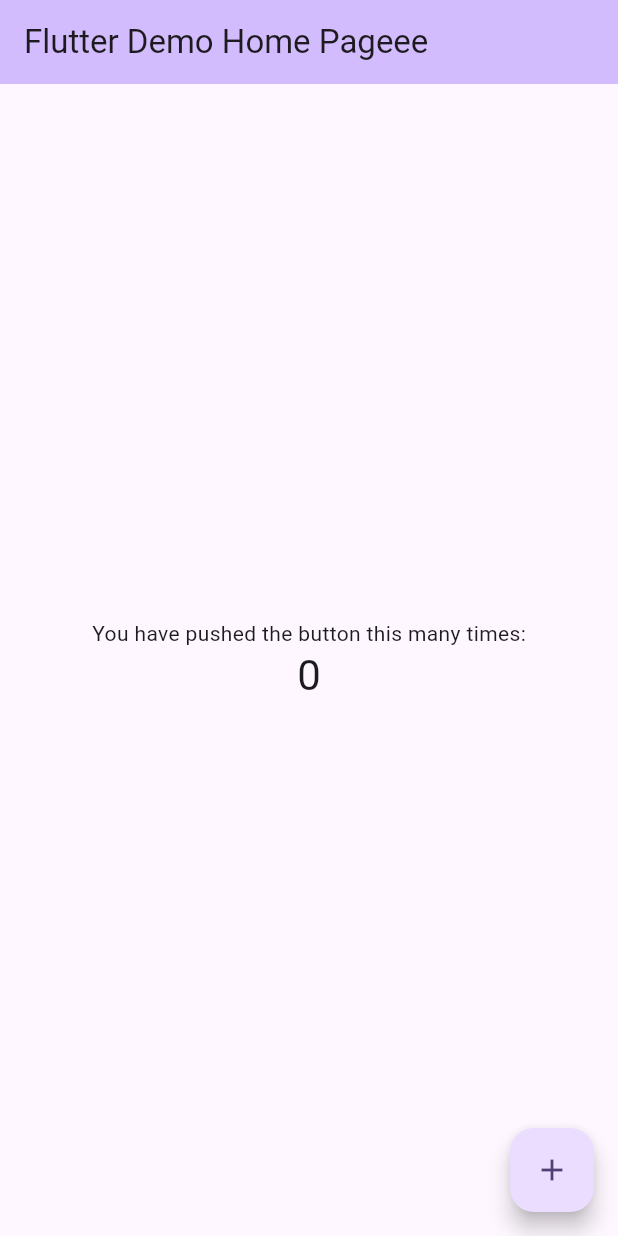
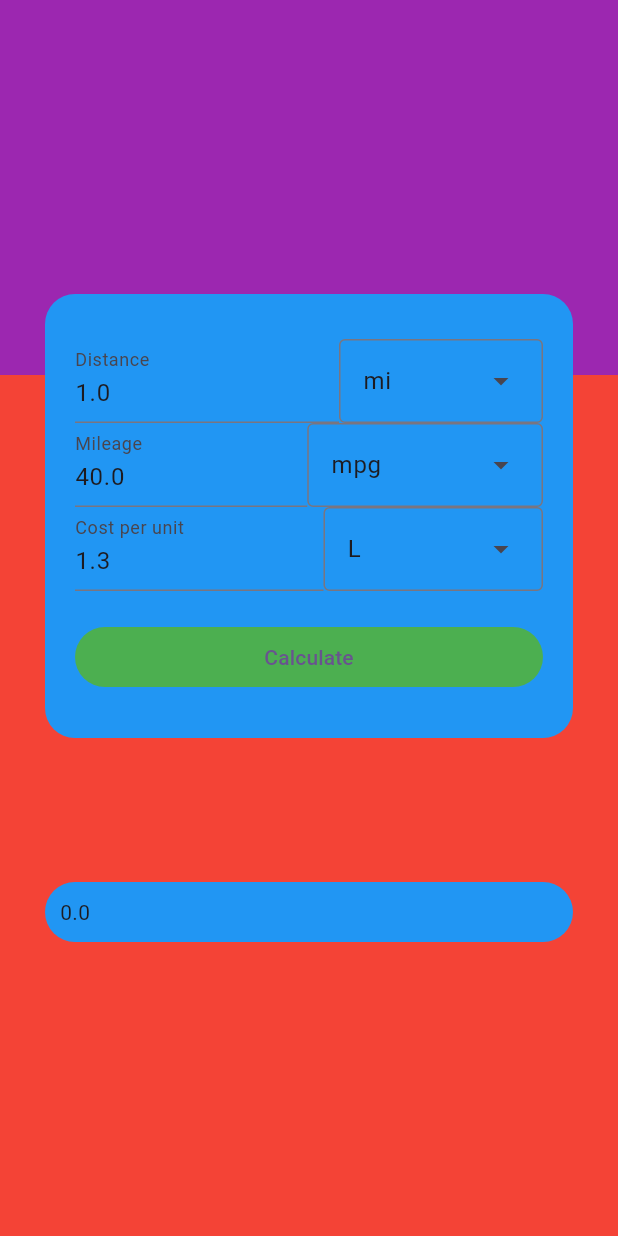
Before and after one commit to jacob-horton/fuel-cost-calculator, a Flutter app: the screen it shows after launch, on a phone screen of 412 x 824 dp. Run offline on Flutter 3.47's test engine with Material 3 defaults, Android fonts, the phone set to English and light mode, and no system bars.

Commit message:
feat: working fuel cost calculator, but ugly

```diff
--- /dev/null
+++ b/lib/components/input_dialog.dart
@@ -0,0 +1,141 @@
+import 'package:flutter/material.dart';
+import 'package:mileage/components/unit_input.dart';
+
+enum DistanceUnit { kilometre, mile }
+
+enum VolumeUnit { litre, gallon }
+
+enum MileageUnit { mpg, lp100km }
+
+class TripData {
+  double distance;
+  DistanceUnit distanceUnit;
+
+  double mileage;
+  MileageUnit mileageUnit;
+
+  double costPerUnitVolume;
+  VolumeUnit costVolumeUnit;
+
+  TripData({
+    required this.distance,
+    required this.distanceUnit,
+    required this.mileage,
+    required this.mileageUnit,
+    required this.costPerUnitVolume,
+    required this.costVolumeUnit,
+  });
+}
+
+class InputDialog extends StatefulWidget {
+  final Function(TripData)? onCalculate;
+
+  const InputDialog({super.key, this.onCalculate});
+
+  @override
+  State<InputDialog> createState() => _InputDialogState();
+}
+
+class _InputDialogState extends State<InputDialog> {
+  final TripData _trip = TripData(
+    distance: 1.0,
+    distanceUnit: DistanceUnit.mile,
+    mileage: 40,
+    mileageUnit: MileageUnit.mpg,
+    costPerUnitVolume: 1.30,
+    costVolumeUnit: VolumeUnit.litre,
+  );
+
+  @override
+  Widget build(BuildContext context) {
+    return Container(
+      decoration: const BoxDecoration(
+        borderRadius: BorderRadius.all(Radius.circular(20.0)),
+        color: Colors.blue,
+      ),
+      padding: const EdgeInsets.symmetric(
+        horizontal: 20.0,
+        vertical: 30.0,
+      ),
+      child: Column(
+        crossAxisAlignment: CrossAxisAlignment.stretch,
+        mainAxisSize: MainAxisSize.min,
+        mainAxisAlignment: MainAxisAlignment.center,
+        children: [
+          UnitInput(
+            label: 'Distance',
+            initialUnit: _trip.distanceUnit,
+            initialValue: _trip.distance.toString(),
+            onUnitChanged: (unit) {
+              if (unit == null) {
+                print('No unit selected');
+                return;
+              }
+
+              setState(() => _trip.distanceUnit = unit);
+            },
+            onValueChanged: (value) =>
+                setState(() => _trip.distance = double.parse(value)),
+            units: const [
+              DropdownMenuEntry(value: DistanceUnit.mile, label: 'mi'),
+              DropdownMenuEntry(value: DistanceUnit.kilometre, label: 'km'),
+            ],
+          ),
+          UnitInput(
+            label: 'Mileage',
+            initialUnit: _trip.mileageUnit,
+            initialValue: _trip.mileage.toString(),
+            onUnitChanged: (unit) {
+              if (unit == null) {
+                print('No unit selected');
+                return;
+              }
+
+              setState(() => _trip.mileageUnit = unit);
+            },
+            onValueChanged: (value) =>
+                setState(() => _trip.mileage = double.parse(value)),
+            units: const [
+              DropdownMenuEntry(value: MileageUnit.mpg, label: 'mpg'),
+              DropdownMenuEntry(value: MileageUnit.lp100km, label: 'L/100km'),
+            ],
+          ),
+          UnitInput(
+            label: 'Cost per unit',
+            initialUnit: _trip.costVolumeUnit,
+            initialValue: _trip.costPerUnitVolume.toString(),
+            onUnitChanged: (unit) {
+              if (unit == null) {
+                print('No unit selected');
+                return;
+              }
+
+              setState(() => _trip.costVolumeUnit = unit);
+            },
+            onValueChanged: (value) =>
+                setState(() => _trip.costPerUnitVolume = double.parse(value)),
+            units: const [
+              DropdownMenuEntry(value: VolumeUnit.litre, label: 'L'),
+              DropdownMenuEntry(value: VolumeUnit.gallon, label: 'gallons'),
+            ],
+          ),
+          const SizedBox(height: 20.0),
+          TextButton(
+            onPressed: () {
+              if (widget.onCalculate != null) {
+                widget.onCalculate!(_trip);
+              }
+            },
+            style: TextButton.styleFrom(
+              backgroundColor: Colors.green,
+              shape: RoundedRectangleBorder(
+                borderRadius: BorderRadius.circular(20.0),
+              ),
+            ),
+            child: const Text('Calculate'),
+          ),
+        ],
+      ),
+    );
+  }
+}
--- /dev/null
+++ b/lib/components/mileage_calculator.dart
@@ -0,0 +1,57 @@
+import 'package:flutter/material.dart';
+import 'package:mileage/components/input_dialog.dart';
+import 'package:mileage/math.dart' as mileage_math;
+
+class MileageCalculator extends StatefulWidget {
+  const MileageCalculator({super.key});
+
+  @override
+  State<MileageCalculator> createState() => _MileageCalculatorState();
+}
+
+class _MileageCalculatorState extends State<MileageCalculator> {
+  double cost = 0.0;
+
+  @override
+  Widget build(BuildContext context) {
+    return Column(
+      mainAxisSize: MainAxisSize.max,
+      crossAxisAlignment: CrossAxisAlignment.stretch,
+      mainAxisAlignment: MainAxisAlignment.spaceEvenly,
+      children: [
+        InputDialog(
+          onCalculate: (tripData) {
+            final mpg = tripData.mileageUnit == MileageUnit.mpg
+                ? mileage_math.Mileage.mpg(tripData.mileage)
+                : mileage_math.Mileage.lp100km(tripData.mileage);
+
+            // 2500 mi
+            final distance = tripData.distanceUnit == DistanceUnit.mile
+                ? mileage_math.Distance.mi(tripData.distance)
+                : mileage_math.Distance.km(tripData.distance);
+
+            // 131p per litre
+            final fuelCost = mileage_math.FuelCost(
+                costPerUnit: tripData.costPerUnitVolume,
+                volumeUnit: tripData.costVolumeUnit == VolumeUnit.litre
+                    ? mileage_math.VolumeUnit.litre
+                    : mileage_math.VolumeUnit.gallon);
+
+            final trip = mileage_math.Trip(
+                distance: distance, mileage: mpg, fuelCost: fuelCost);
+
+            setState(() => cost = trip.totalCost());
+          },
+        ),
+        Container(
+          decoration: BoxDecoration(
+            borderRadius: BorderRadius.circular(20.0),
+            color: Colors.blue,
+          ),
+          padding: const EdgeInsets.all(10.0),
+          child: Text(cost.toString()),
+        ),
+      ],
+    );
+  }
+}
--- /dev/null
+++ b/lib/components/unit_input.dart
@@ -0,0 +1,48 @@
+import 'package:flutter/material.dart';
+
+class UnitInput<T> extends StatelessWidget {
+  final String label;
+
+  final T? initialUnit;
+  final List<DropdownMenuEntry<T>> units;
+
+  final String? initialValue;
+
+  final void Function(String)? onValueChanged;
+  final void Function(T?)? onUnitChanged;
+
+  const UnitInput({
+    super.key,
+    required this.label,
+    required this.units,
+    this.initialValue,
+    this.initialUnit,
+    this.onValueChanged,
+    this.onUnitChanged,
+  });
+
+  @override
+  Widget build(BuildContext context) {
+    return Row(
+      mainAxisAlignment: MainAxisAlignment.spaceBetween,
+      children: [
+        Expanded(
+          child: TextFormField(
+            initialValue: initialValue,
+            onChanged: onValueChanged,
+            decoration: InputDecoration(
+              border: const UnderlineInputBorder(),
+              labelText: label,
+            ),
+            keyboardType: TextInputType.number,
+          ),
+        ),
+        DropdownMenu(
+          initialSelection: initialUnit,
+          dropdownMenuEntries: units,
+          onSelected: onUnitChanged,
+        ),
+      ],
+    );
+  }
+}
--- a/lib/main.dart
+++ b/lib/main.dart
@@ -1,4 +1,5 @@
 import 'package:flutter/material.dart';
+import 'package:mileage/components/mileage_calculator.dart';
 
 void main() {
   runApp(const MyApp());
@@ -15,54 +16,32 @@ class MyApp extends StatelessWidget {
         colorScheme: ColorScheme.fromSeed(seedColor: Colors.deepPurple),
         useMaterial3: true,
       ),
-      home: const MyHomePage(title: 'Flutter Demo Home Pageee'),
+      home: const HomePage(),
     );
   }
 }
 
-class MyHomePage extends StatefulWidget {
-  const MyHomePage({super.key, required this.title});
-
-  final String title;
-
-  @override
-  State<MyHomePage> createState() => _MyHomePageState();
-}
-
-class _MyHomePageState extends State<MyHomePage> {
-  int _counter = 0;
-
-  void _incrementCounter() {
-    setState(() {
-      _counter++;
-    });
-  }
+class HomePage extends StatelessWidget {
+  const HomePage({super.key});
 
   @override
   Widget build(BuildContext context) {
     return Scaffold(
-      appBar: AppBar(
-        backgroundColor: Theme.of(context).colorScheme.inversePrimary,
-        title: Text(widget.title),
-      ),
-      body: Center(
-        child: Column(
-          mainAxisAlignment: MainAxisAlignment.center,
-          children: <Widget>[
-            const Text(
-              'You have pushed the button this many times:',
+      body: Stack(
+        children: [
+          Container(color: Colors.red),
+          Container(
+            color: Colors.purple,
+            height: 250.0,
+          ),
+          const Padding(
+            padding: EdgeInsets.symmetric(
+              horizontal: 30.0,
+              vertical: 100.0,
             ),
-            Text(
-              '$_counter',
-              style: Theme.of(context).textTheme.headlineMedium,
-            ),
-          ],
-        ),
-      ),
-      floatingActionButton: FloatingActionButton(
-        onPressed: _incrementCounter,
-        tooltip: 'Increment',
-        child: const Icon(Icons.add),
+            child: MileageCalculator(),
+          ),
+        ],
       ),
     );
   }
--- /dev/null
+++ b/lib/math.dart
@@ -0,0 +1,100 @@
+// TODO: make some stuff private
+enum DistanceUnit { kilometre, mile }
+
+class Distance {
+  static final Map<DistanceUnit, double> kmPerUnit = {
+    DistanceUnit.kilometre: 1.0,
+    DistanceUnit.mile: 1.609344,
+  };
+
+  final double value;
+  final DistanceUnit unit;
+
+  Distance({required this.value, required this.unit});
+
+  Distance.km(double val)
+      : value = val,
+        unit = DistanceUnit.kilometre;
+
+  Distance.mi(double val)
+      : value = val,
+        unit = DistanceUnit.mile;
+
+  double as(DistanceUnit toUnit) {
+    return value * kmPerUnit[unit]! / kmPerUnit[toUnit]!;
+  }
+}
+
+enum VolumeUnit { litre, gallon }
+
+class Volume {
+  static final Map<VolumeUnit, double> litresPerUnit = {
+    VolumeUnit.litre: 1.0,
+    VolumeUnit.gallon: 4.54609,
+  };
+
+  final double value;
+  final VolumeUnit unit;
+
+  Volume({required this.value, required this.unit});
+
+  Volume.litre(double val)
+      : value = val,
+        unit = VolumeUnit.litre;
+
+  Volume.gallon(double val)
+      : value = val,
+        unit = VolumeUnit.gallon;
+
+  double as(VolumeUnit toUnit) {
+    return value * litresPerUnit[unit]! / litresPerUnit[toUnit]!;
+  }
+}
+
+class Mileage {
+  final Distance distance;
+  final Volume volume;
+
+  Mileage({required this.distance, required this.volume});
+
+  Mileage.mpg(double value)
+      : distance = Distance(value: value, unit: DistanceUnit.mile),
+        volume = Volume(value: 1.0, unit: VolumeUnit.gallon);
+
+  Mileage.lp100km(double value)
+      : distance = Distance(value: 100, unit: DistanceUnit.kilometre),
+        volume = Volume(value: value, unit: VolumeUnit.litre);
+
+  double asVolPerDist(VolumeUnit volumeUnit, DistanceUnit distanceUnit) {
+    return volume.as(volumeUnit) / distance.as(distanceUnit);
+  }
+}
+
+class FuelCost {
+  final double costPerUnit;
+  final VolumeUnit volumeUnit;
+
+  FuelCost({required this.costPerUnit, required this.volumeUnit});
+
+  double pricePer(VolumeUnit unit) {
+    return costPerUnit *
+        (Volume.litresPerUnit[unit]! / Volume.litresPerUnit[volumeUnit]!);
+  }
+}
+
+class Trip {
+  final Distance distance;
+  final Mileage mileage;
+  final FuelCost fuelCost;
+
+  Trip({required this.distance, required this.mileage, required this.fuelCost});
+
+  double totalCost() {
+    final litresOfFuel =
+        mileage.asVolPerDist(VolumeUnit.litre, DistanceUnit.kilometre) *
+            distance.as(DistanceUnit.kilometre);
+    final cost = fuelCost.pricePer(VolumeUnit.litre) * litresOfFuel;
+
+    return cost;
+  }
+}
--- a/pubspec.yaml
+++ b/pubspec.yaml
@@ -18,6 +18,7 @@ dev_dependencies:
     sdk: flutter
 
   flutter_lints: ^4.0.0
+  test: ^1.25.7
 
 flutter:
   uses-material-design: true
```
Also changed, not shown: pubspec.lock, 1 other file.
